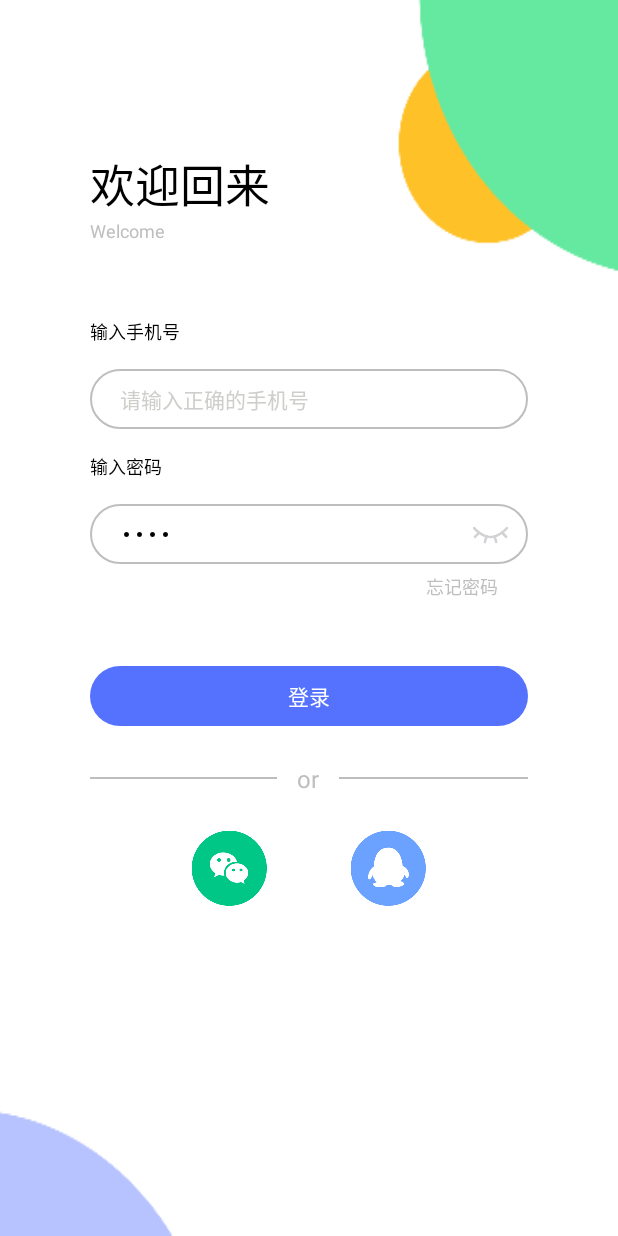
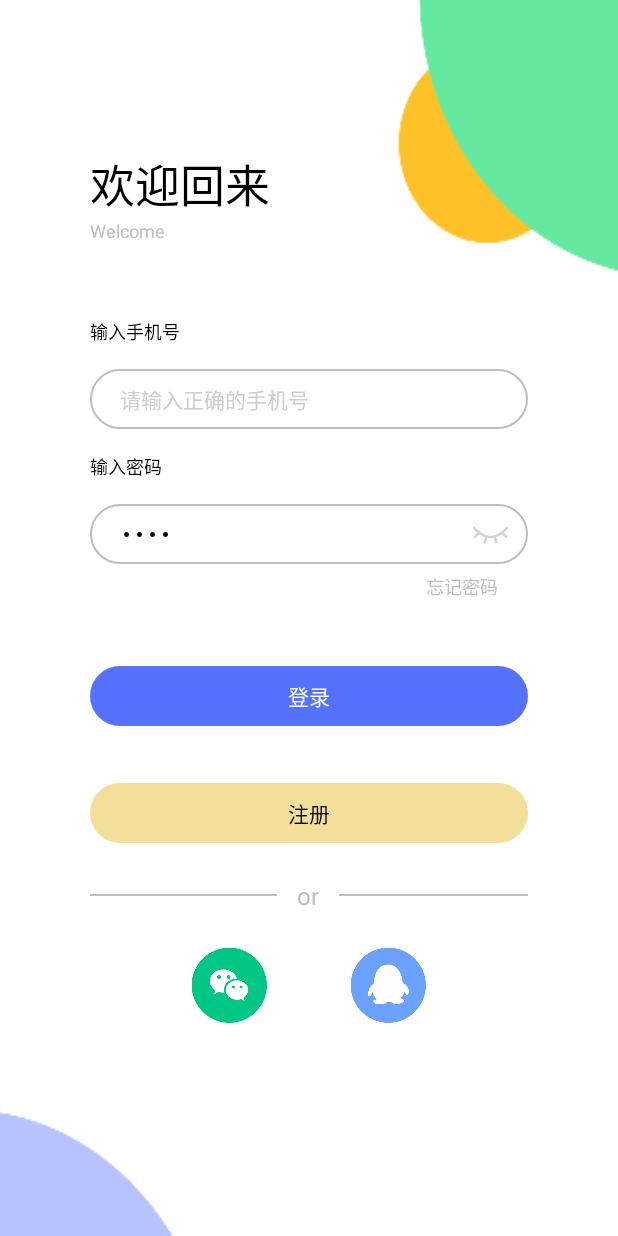
Before and after one commit to zhishaoju/youyu, an Android app: the LoginActivity screen opened directly, with no data from a screen before it, on a phone screen of 412 x 824 dp. Run offline under Robolectric (Android 15) with nearby library versions, the light colour scheme and no system bars; our stand-ins replace ButterKnife, CircleImageView.

Commit message:
login add register button.

```diff
--- a/app/src/main/java/com/youyu/activity/ActiveActivity.java
+++ b/app/src/main/java/com/youyu/activity/ActiveActivity.java
@@ -1,13 +1,11 @@
 package com.youyu.activity;
 
-import android.content.Intent;
 import android.os.Bundle;
 import android.widget.FrameLayout;
 import android.widget.TextView;
 import butterknife.BindView;
 import butterknife.ButterKnife;
 import com.youyu.R;
-import com.youyu.bean.ActiveModel;
 import com.youyu.cusListview.CusRecycleView;
 
 /**
--- /dev/null
+++ b/app/src/main/res/drawable/corner_yellow_bg.xml
@@ -0,0 +1,8 @@
+<?xml version="1.0" encoding="utf-8"?>
+<shape xmlns:android="http://schemas.android.com/apk/res/android"
+  android:shape="rectangle">
+    <!--圆角半径-->
+    <corners android:radius="52dp" />
+
+    <solid android:color="#F3DF9A" />
+</shape>
--- a/app/src/main/res/layout/activity_login.xml
+++ b/app/src/main/res/layout/activity_login.xml
@@ -105,6 +105,14 @@
     android:background="@drawable/corner_bg"
     android:text="登录" />
 
+  <Button
+    android:id="@+id/bt_register"
+    style="@style/ButtonStyle"
+    android:layout_marginTop="38dp"
+    android:background="@drawable/corner_yellow_bg"
+    android:text="注册"
+    android:textColor="@color/black" />
+
   <LinearLayout
     android:layout_width="match_parent"
     android:layout_height="30dp"
```
